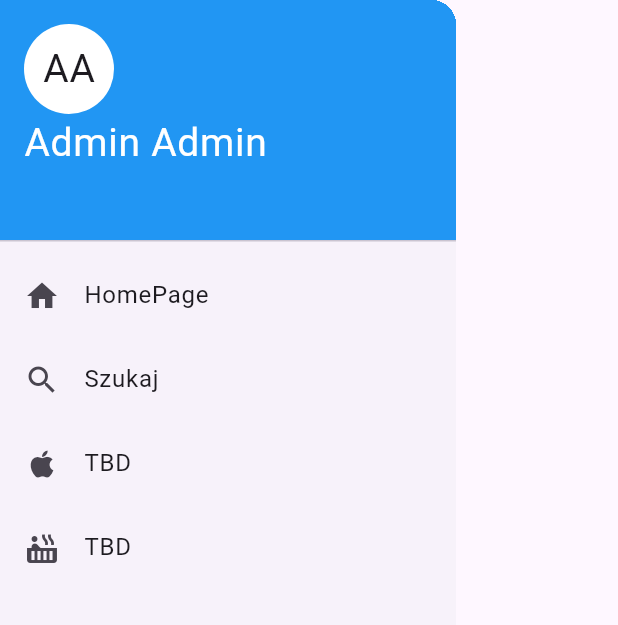
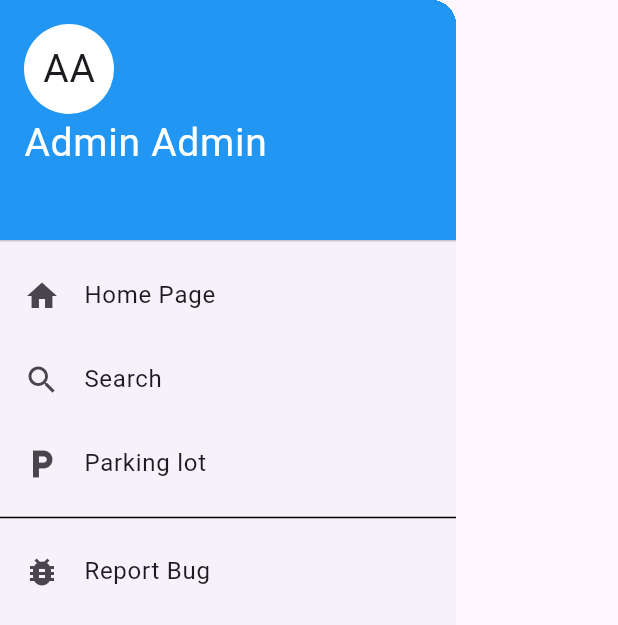
Before and after one commit to jarek420/IPZ, a Flutter app: the BurgerMenu widget shown alone on an empty page, opened directly, on a phone screen of 412 x 824 dp. Shown: the top 625 px of the screen. Run offline on Flutter 3.47's test engine with Material 3 defaults, Android fonts, the phone set to English and light mode, and no system bars.

Commit message:
Icons change

```diff
--- a/ipz_parkinghunter/lib/Pages/BurgerMenu.dart
+++ b/ipz_parkinghunter/lib/Pages/BurgerMenu.dart
@@ -38,7 +38,7 @@ class BurgerMenu extends StatelessWidget {
               //TBD
             },
             leading: Icon(Icons.home),
-            title: Text("HomePage", style: TextStyle(fontSize: 16)),
+            title: Text("Home Page", style: TextStyle(fontSize: 16)),
           ),
           ListTile(
             onTap: () {
@@ -47,7 +47,7 @@ class BurgerMenu extends StatelessWidget {
               //TBD
             },
             leading: Icon(Icons.search),
-            title: Text("Szukaj", style: TextStyle(fontSize: 16)),
+            title: Text("Search", style: TextStyle(fontSize: 16)),
           ),
           ListTile(
             onTap: () {
@@ -55,17 +55,19 @@ class BurgerMenu extends StatelessWidget {
               Navigator.pop(context); //
               // TBD
             },
-            leading: Icon(Icons.apple_rounded),
-            title: Text("TBD", style: TextStyle(fontSize: 16)),
+            leading: Icon(Icons.local_parking),
+            title: Text("Parking lot", style: TextStyle(fontSize: 16)),
           ),
+          Divider(color: Colors.black,), //to separate main functions from help ones
           ListTile(
             onTap: () {
 
               Navigator.pop(context);
 
             },
-            leading: Icon(Icons.hot_tub),
-            title: Text("TBD", style: TextStyle(fontSize: 16)),
+
+            leading: Icon(Icons.bug_report),
+            title: Text("Report Bug", style: TextStyle(fontSize: 16)),
           ),
         ],
       ),
```
